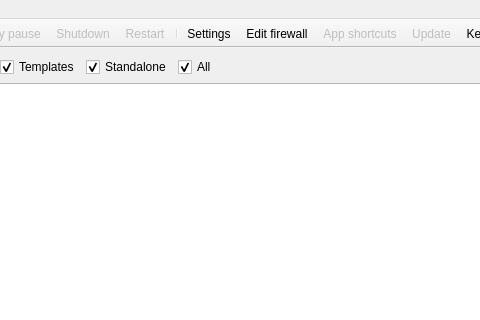
QubesOS/qubes-manager, file ui/qubemanager.ui: the form before one commit; both pictures show x 321 to 801 and y 0 to 320 of the 1100 by 600 pixel window.
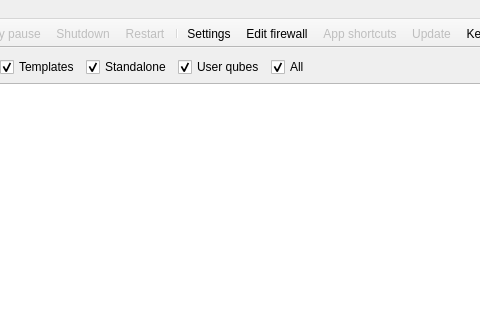
The form after the commit. Icons and pictures are not drawn. Custom widgets are drawn as their Qt base class.

Commit message:
Option to show only `user` qubes in Qube Manager
fixes: https://github.com/QubesOS/qubes-issues/issues/8663

What changed in the file:
```diff
--- a/ui/qubemanager.ui
+++ b/ui/qubemanager.ui
@@ -317,6 +317,19 @@
         </property>
        </widget>
       </item>
+      <item>
+       <widget class="QCheckBox" name="show_user">
+        <property name="text">
+         <string>User qubes</string>
+        </property>
+        <property name="checked">
+         <bool>true</bool>
+        </property>
+        <property name="toolTip">
+         <string>Show AppVMs and Standalone VMs, hide disposable and service VMs</string>
+        </property>
+       </widget>
+      </item>
       <item>
        <widget class="QCheckBox" name="show_all">
         <property name="text">
```
The commit also changes 1 other file.
